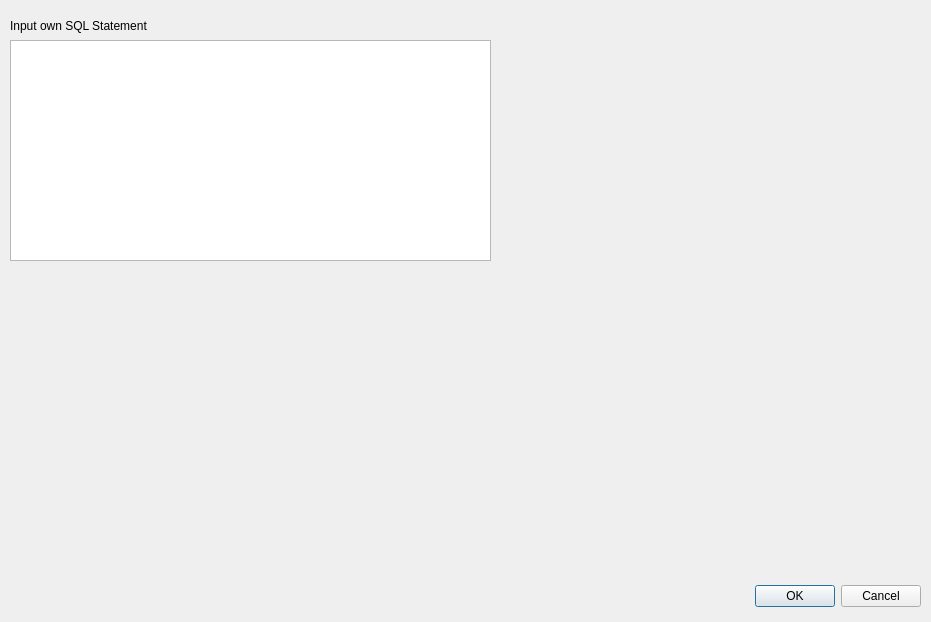
This is climbing_ui.ui in Alec96/DatabaseFinalProject as Qt 5 draws it before an edit. The edited form follows.
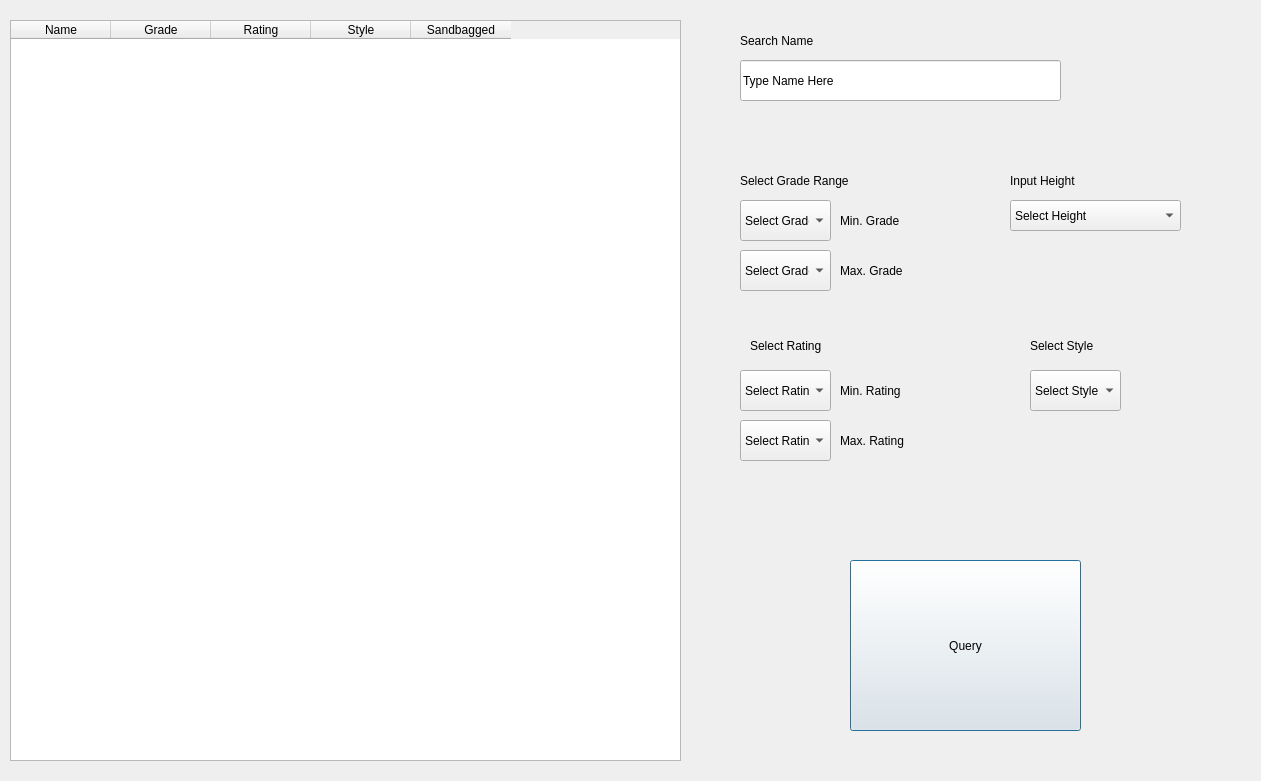
This is the edited form.

Diff of the .ui file:
```diff
--- a/climbing_ui.ui
+++ b/climbing_ui.ui
@@ -5,48 +5,469 @@
   <property name="windowTitle">
    <string>Dialog</string>
   </property>
-  <widget class="QDialogButtonBox" name="buttonBox">
-   <property name="enabled">
-    <bool>true</bool>
+  <widget class="QComboBox" name="comboBox">
+   <property name="geometry">
+    <rect>
+     <x>740</x>
+     <y>200</y>
+     <width>91</width>
+     <height>41</height>
+    </rect>
    </property>
+   <item>
+    <property name="text">
+     <string>Select Grade</string>
+    </property>
+   </item>
+   <item>
+    <property name="text">
+     <string>V0</string>
+    </property>
+   </item>
+   <item>
+    <property name="text">
+     <string>V1</string>
+    </property>
+   </item>
+   <item>
+    <property name="text">
+     <string>V2</string>
+    </property>
+   </item>
+   <item>
+    <property name="text">
+     <string>V3</string>
+    </property>
+   </item>
+   <item>
+    <property name="text">
+     <string>V4</string>
+    </property>
+   </item>
+   <item>
+    <property name="text">
+     <string>V5</string>
+    </property>
+   </item>
+   <item>
+    <property name="text">
+     <string>V6</string>
+    </property>
+   </item>
+   <item>
+    <property name="text">
+     <string>V7</string>
+    </property>
+   </item>
+   <item>
+    <property name="text">
+     <string>V8</string>
+    </property>
+   </item>
+   <item>
+    <property name="text">
+     <string>V9</string>
+    </property>
+   </item>
+   <item>
+    <property name="text">
+     <string>V10</string>
+    </property>
+   </item>
+   <item>
+    <property name="text">
+     <string>V11</string>
+    </property>
+   </item>
+   <item>
+    <property name="text">
+     <string>V12</string>
+    </property>
+   </item>
+   <item>
+    <property name="text">
+     <string>V13</string>
+    </property>
+   </item>
+   <item>
+    <property name="text">
+     <string>V14</string>
+    </property>
+   </item>
+  </widget>
+  <widget class="QComboBox" name="comboBox_2">
    <property name="geometry">
     <rect>
-     <x>580</x>
-     <y>580</y>
-     <width>341</width>
-     <height>32</height>
+     <x>740</x>
+     <y>250</y>
+     <width>91</width>
+     <height>41</height>
     </rect>
    </property>
-   <property name="orientation">
-    <enum>Qt::Horizontal</enum>
+   <item>
+    <property name="text">
+     <string>Select Grade</string>
+    </property>
+   </item>
+   <item>
+    <property name="text">
+     <string>V0</string>
+    </property>
+   </item>
+   <item>
+    <property name="text">
+     <string>V1</string>
+    </property>
+   </item>
+   <item>
+    <property name="text">
+     <string>V2</string>
+    </property>
+   </item>
+   <item>
+    <property name="text">
+     <string>V3</string>
+    </property>
+   </item>
+   <item>
+    <property name="text">
+     <string>V4</string>
+    </property>
+   </item>
+   <item>
+    <property name="text">
+     <string>V5</string>
+    </property>
+   </item>
+   <item>
+    <property name="text">
+     <string>V6</string>
+    </property>
+   </item>
+   <item>
+    <property name="text">
+     <string>V7</string>
+    </property>
+   </item>
+   <item>
+    <property name="text">
+     <string>V8</string>
+    </property>
+   </item>
+   <item>
+    <property name="text">
+     <string>V9</string>
+    </property>
+   </item>
+   <item>
+    <property name="text">
+     <string>V10</string>
+    </property>
+   </item>
+   <item>
+    <property name="text">
+     <string>V11</string>
+    </property>
+   </item>
+   <item>
+    <property name="text">
+     <string>V12</string>
+    </property>
+   </item>
+   <item>
+    <property name="text">
+     <string>V13</string>
+    </property>
+   </item>
+   <item>
+    <property name="text">
+     <string>V14</string>
+    </property>
+   </item>
+  </widget>
+  <widget class="QLabel" name="label_2">
+   <property name="geometry">
+    <rect>
+     <x>740</x>
+     <y>170</y>
+     <width>211</width>
+     <height>21</height>
+    </rect>
    </property>
-   <property name="standardButtons">
-    <set>QDialogButtonBox::Cancel|QDialogButtonBox::Ok</set>
+   <property name="text">
+    <string>Select Grade Range</string>
    </property>
   </widget>
-  <widget class="QTextEdit" name="textEdit">
+  <widget class="QLabel" name="label_3">
+   <property name="geometry">
+    <rect>
+     <x>840</x>
+     <y>210</y>
+     <width>101</width>
+     <height>21</height>
+    </rect>
+   </property>
+   <property name="text">
+    <string>Min. Grade</string>
+   </property>
+  </widget>
+  <widget class="QLabel" name="label_4">
+   <property name="geometry">
+    <rect>
+     <x>840</x>
+     <y>260</y>
+     <width>101</width>
+     <height>21</height>
+    </rect>
+   </property>
+   <property name="text">
+    <string>Max. Grade</string>
+   </property>
+  </widget>
+  <widget class="QComboBox" name="comboBox_3">
+   <property name="geometry">
+    <rect>
+     <x>1010</x>
+     <y>200</y>
+     <width>171</width>
+     <height>31</height>
+    </rect>
+   </property>
+   <item>
+    <property name="text">
+     <string>Select Height</string>
+    </property>
+   </item>
+   <item>
+    <property name="text">
+     <string>48&quot; - 78&quot;</string>
+    </property>
+   </item>
+  </widget>
+  <widget class="QLabel" name="label_5">
+   <property name="geometry">
+    <rect>
+     <x>1010</x>
+     <y>170</y>
+     <width>151</width>
+     <height>21</height>
+    </rect>
+   </property>
+   <property name="text">
+    <string>Input Height</string>
+   </property>
+  </widget>
+  <widget class="QTableWidget" name="tableWidget">
    <property name="geometry">
     <rect>
      <x>10</x>
-     <y>40</y>
-     <width>481</width>
-     <height>221</height>
+     <y>20</y>
+     <width>671</width>
+     <height>741</height>
     </rect>
    </property>
+   <column>
+    <property name="text">
+     <string>Name</string>
+    </property>
+   </column>
+   <column>
+    <property name="text">
+     <string>Grade</string>
+    </property>
+   </column>
+   <column>
+    <property name="text">
+     <string>Rating</string>
+    </property>
+   </column>
+   <column>
+    <property name="text">
+     <string>Style</string>
+    </property>
+   </column>
+   <column>
+    <property name="text">
+     <string>Sandbagged</string>
+    </property>
+   </column>
   </widget>
   <widget class="QLabel" name="label">
    <property name="geometry">
     <rect>
-     <x>10</x>
-     <y>10</y>
-     <width>301</width>
+     <x>740</x>
+     <y>20</y>
+     <width>141</width>
+     <height>41</height>
+    </rect>
+   </property>
+   <property name="text">
+    <string>Search Name</string>
+   </property>
+  </widget>
+  <widget class="QLineEdit" name="lineEdit">
+   <property name="geometry">
+    <rect>
+     <x>740</x>
+     <y>60</y>
+     <width>321</width>
+     <height>41</height>
+    </rect>
+   </property>
+   <property name="text">
+    <string>Type Name Here</string>
+   </property>
+  </widget>
+  <widget class="QPushButton" name="pushButton">
+   <property name="geometry">
+    <rect>
+     <x>850</x>
+     <y>560</y>
+     <width>231</width>
+     <height>171</height>
+    </rect>
+   </property>
+   <property name="text">
+    <string>Query</string>
+   </property>
+  </widget>
+  <widget class="QLabel" name="label_6">
+   <property name="geometry">
+    <rect>
+     <x>750</x>
+     <y>330</y>
+     <width>221</width>
      <height>31</height>
     </rect>
    </property>
    <property name="text">
-    <string>Input own SQL Statement</string>
+    <string>Select Rating</string>
    </property>
   </widget>
+  <widget class="QComboBox" name="comboBox_5">
+   <property name="geometry">
+    <rect>
+     <x>740</x>
+     <y>420</y>
+     <width>91</width>
+     <height>41</height>
+    </rect>
+   </property>
+   <item>
+    <property name="text">
+     <string>Select Rating</string>
+    </property>
+   </item>
+   <item>
+    <property name="text">
+     <string>1</string>
+    </property>
+   </item>
+   <item>
+    <property name="text">
+     <string>2</string>
+    </property>
+   </item>
+   <item>
+    <property name="text">
+     <string>3</string>
+    </property>
+   </item>
+   <item>
+    <property name="text">
+     <string>4</string>
+    </property>
+   </item>
+  </widget>
+  <widget class="QLabel" name="label_7">
+   <property name="geometry">
+    <rect>
+     <x>840</x>
+     <y>430</y>
+     <width>101</width>
+     <height>21</height>
+    </rect>
+   </property>
+   <property name="text">
+    <string>Max. Rating</string>
+   </property>
+  </widget>
+  <widget class="QLabel" name="label_8">
+   <property name="geometry">
+    <rect>
+     <x>840</x>
+     <y>380</y>
+     <width>101</width>
+     <height>21</height>
+    </rect>
+   </property>
+   <property name="text">
+    <string>Min. Rating</string>
+   </property>
+  </widget>
+  <widget class="QComboBox" name="comboBox_6">
+   <property name="geometry">
+    <rect>
+     <x>740</x>
+     <y>370</y>
+     <width>91</width>
+     <height>41</height>
+    </rect>
+   </property>
+   <item>
+    <property name="text">
+     <string>Select Rating</string>
+    </property>
+   </item>
+   <item>
+    <property name="text">
+     <string>1</string>
+    </property>
+   </item>
+   <item>
+    <property name="text">
+     <string>2</string>
+    </property>
+   </item>
+   <item>
+    <property name="text">
+     <string>3</string>
+    </property>
+   </item>
+   <item>
+    <property name="text">
+     <string>4</string>
+    </property>
+   </item>
+  </widget>
+  <widget class="QLabel" name="label_9">
+   <property name="geometry">
+    <rect>
+     <x>1030</x>
+     <y>330</y>
+     <width>221</width>
+     <height>31</height>
+    </rect>
+   </property>
+   <property name="text">
+    <string>Select Style</string>
+   </property>
+  </widget>
+  <widget class="QComboBox" name="comboBox_7">
+   <property name="geometry">
+    <rect>
+     <x>1030</x>
+     <y>370</y>
+     <width>91</width>
+     <height>41</height>
+    </rect>
+   </property>
+   <item>
+    <property name="text">
+     <string>Select Style</string>
+    </property>
+   </item>
+  </widget>
  </widget>
  <resources/>
  <connections>
```
Left out of the diff: 32 changed lines with no effect on the pictures.
